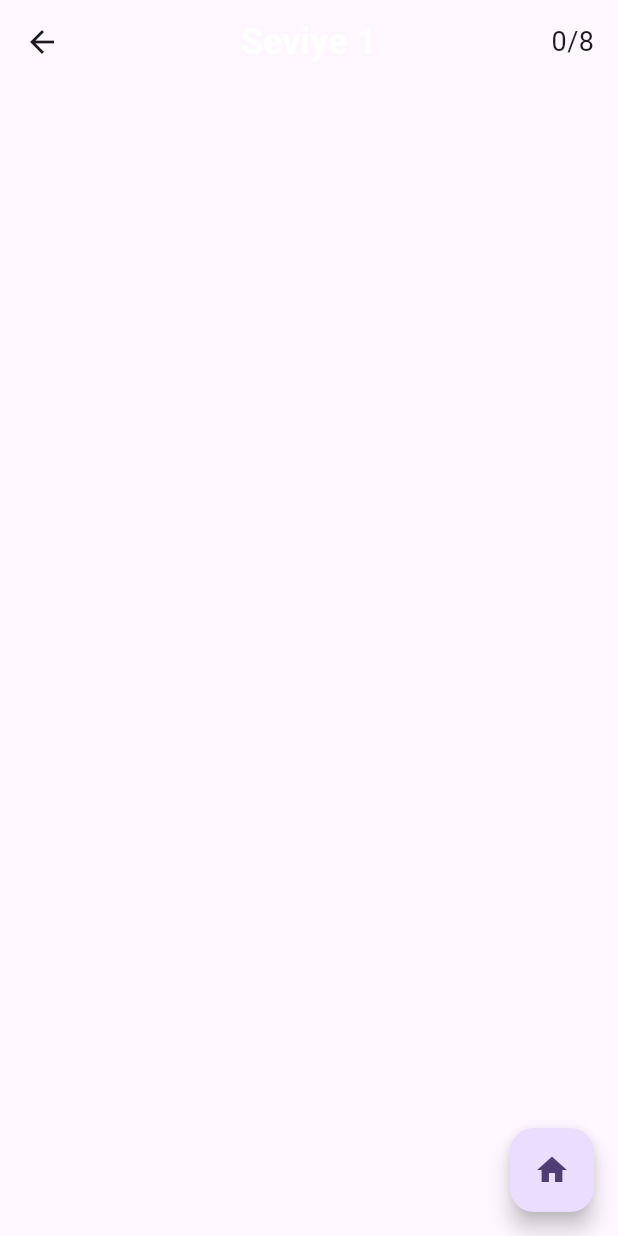
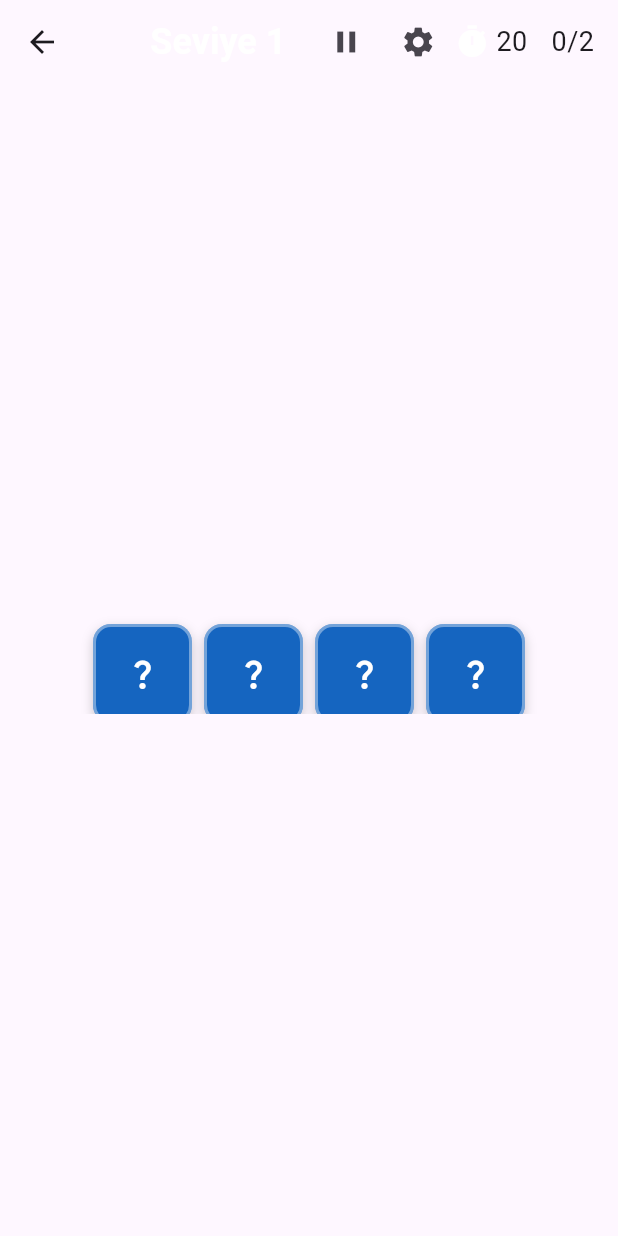
Before and after one commit to bayramasli/memory_game_flutter, a Flutter app: the screen it shows after launch, after a tap on "Yeni Oyun", on a phone screen of 412 x 824 dp. Run offline on Flutter 3.47's test engine with Material 3 defaults, Android fonts, the phone set to English and light mode, and no system bars; our stand-ins replace shared_preferences.

Commit message:
sureler butonlar oyun guncellendi

```diff
--- a/lib/controllers/game_controller.dart
+++ b/lib/controllers/game_controller.dart
@@ -1,14 +1,64 @@
 import 'package:flutter/material.dart';
 import 'package:memory_game_flutter/models/card_model.dart';
+import 'dart:async';
+import 'package:shared_preferences/shared_preferences.dart';
+import 'dart:convert';
+
+class ScoreEntry {
+  final int level;
+  final int time;
+  final DateTime date;
+  ScoreEntry({required this.level, required this.time, required this.date});
+
+  Map<String, dynamic> toJson() => {
+    'level': level,
+    'time': time,
+    'date': date.toIso8601String(),
+  };
+  factory ScoreEntry.fromJson(Map<String, dynamic> json) => ScoreEntry(
+    level: json['level'],
+    time: json['time'],
+    date: DateTime.parse(json['date']),
+  );
+}
 
 class GameController extends ChangeNotifier {
   List<CardModel> cards = [];
   int matchedPairs = 0;
   int level = 1;
-  int totalPairs = 8;
+  int totalPairs = 2; // Başlangıçta 2 çift (4 kart)
   bool isProcessing = false;
   CardModel? firstSelectedCard;
   CardModel? secondSelectedCard;
+  int timeLeft = 0;
+  int baseTime = 20; // Başlangıç süresi (saniye)
+  bool isTimerActive = false;
+  VoidCallback? onTimeUp;
+  Timer? _timer;
+
+  List<ScoreEntry> scoreBoard = [];
+
+  Future<void> loadScores() async {
+    final prefs = await SharedPreferences.getInstance();
+    final data = prefs.getString('scoreBoard');
+    if (data != null) {
+      final List<dynamic> jsonList = jsonDecode(data);
+      scoreBoard = jsonList.map((e) => ScoreEntry.fromJson(e)).toList();
+      notifyListeners();
+    }
+  }
+
+  Future<void> saveScores() async {
+    final prefs = await SharedPreferences.getInstance();
+    final data = jsonEncode(scoreBoard.map((e) => e.toJson()).toList());
+    await prefs.setString('scoreBoard', data);
+  }
+
+  void addScore(int level, int time) {
+    scoreBoard.add(ScoreEntry(level: level, time: time, date: DateTime.now()));
+    saveScores();
+    notifyListeners();
+  }
 
   static const List<String> emojis = [
     '🐶', '🐱', '🦊', '🐻', '🐼', '🐨', '🦁', '🐮',
@@ -17,13 +67,47 @@ class GameController extends ChangeNotifier {
     '🦒', '🐘', '🦘', '🐄', '🐖', '🐑', '🐇', '🦔'
   ];
 
-  void initializeGame() {
-    totalPairs = 8 + (level - 1) * 2;
+  void startLevelTimer({VoidCallback? onTimeUpCallback}) {
+    _timer?.cancel();
+    timeLeft = baseTime + (level - 1) * 5; // Her seviye +5 sn
+    isTimerActive = true;
+    onTimeUp = onTimeUpCallback;
+    notifyListeners();
+    _timer = Timer.periodic(const Duration(seconds: 1), (timer) {
+      if (!isTimerActive) return;
+      timeLeft--;
+      notifyListeners();
+      if (timeLeft <= 0) {
+        isTimerActive = false;
+        timer.cancel();
+        if (onTimeUp != null) onTimeUp!();
+      }
+    });
+  }
+
+  void pauseTimer() {
+    isTimerActive = false;
+    notifyListeners();
+  }
+
+  void resumeTimer() {
+    if (timeLeft > 0 && !isTimerActive) {
+      isTimerActive = true;
+      notifyListeners();
+    }
+  }
+
+  void stopTimer() {
+    isTimerActive = false;
+    _timer?.cancel();
+    notifyListeners();
+  }
+
+  void initializeGame({bool notify = true}) {
+    totalPairs = 2 + (level - 1); // 2 çift ile başla, her seviye +1 çift
     if (totalPairs > 16) totalPairs = 16;
-
     final usedEmojis = emojis.sublist(0, totalPairs);
     cards = [];
-
     for (int i = 0; i < totalPairs; i++) {
       cards.add(CardModel(
         value: i,
@@ -38,31 +122,28 @@ class GameController extends ChangeNotifier {
         isMatched: false,
       ));
     }
-
     cards.shuffle();
     matchedPairs = 0;
     isProcessing = false;
     firstSelectedCard = null;
     secondSelectedCard = null;
-    notifyListeners();
+    stopTimer();
+    timeLeft = baseTime + (level - 1) * 5;
+    if (notify) notifyListeners();
   }
 
   Future<void> handleCardTap(CardModel card) async {
     if (card.isFaceUp || card.isMatched || isProcessing) return;
-
     card.isFaceUp = true;
     notifyListeners();
-
     if (firstSelectedCard == null) {
       firstSelectedCard = card;
     } else {
       isProcessing = true;
       secondSelectedCard = card;
       notifyListeners();
-
       if (firstSelectedCard!.id == secondSelectedCard!.id) {
         await Future.delayed(const Duration(milliseconds: 500));
-
         firstSelectedCard!.isMatched = true;
         secondSelectedCard!.isMatched = true;
         matchedPairs++;
@@ -70,15 +151,15 @@ class GameController extends ChangeNotifier {
         secondSelectedCard = null;
         isProcessing = false;
         notifyListeners();
-
         if (matchedPairs == totalPairs) {
+          addScore(level, baseTime + (level - 1) * 5 - timeLeft);
           await Future.delayed(const Duration(milliseconds: 1000));
           level++;
-          initializeGame();
+          initializeGame(notify: false); // notify false, GameScreen kendisi rebuild edecek
+          notifyListeners();
         }
       } else {
         await Future.delayed(const Duration(milliseconds: 1000));
-
         firstSelectedCard!.isFaceUp = false;
         secondSelectedCard!.isFaceUp = false;
         firstSelectedCard = null;
--- a/lib/screens/game_screen.dart
+++ b/lib/screens/game_screen.dart
@@ -2,59 +2,219 @@ import 'package:flutter/material.dart';
 import 'package:provider/provider.dart';
 import 'package:memory_game_flutter/controllers/game_controller.dart';
 import 'package:memory_game_flutter/widgets/memory_card.dart';
+import 'package:memory_game_flutter/screens/home_screen.dart';
 
-class GameScreen extends StatelessWidget {
+class GameScreen extends StatefulWidget {
   const GameScreen({super.key});
+
+  @override
+  State<GameScreen> createState() => _GameScreenState();
+}
+
+class _GameScreenState extends State<GameScreen> {
+  int? _lastLevel;
+
+  @override
+  void initState() {
+    super.initState();
+    final gameController = Provider.of<GameController>(context, listen: false);
+    gameController.startLevelTimer(onTimeUpCallback: _onTimeUp);
+    _lastLevel = gameController.level;
+  }
+
+  @override
+  void didChangeDependencies() {
+    super.didChangeDependencies();
+    final gameController = Provider.of<GameController>(context, listen: false);
+    if (_lastLevel != null && gameController.level != _lastLevel) {
+      gameController.startLevelTimer(onTimeUpCallback: _onTimeUp);
+      _lastLevel = gameController.level;
+    }
+  }
+
+  @override
+  void didUpdateWidget(covariant GameScreen oldWidget) {
+    super.didUpdateWidget(oldWidget);
+    final gameController = Provider.of<GameController>(context, listen: false);
+    if (_lastLevel != null && gameController.level != _lastLevel) {
+      gameController.startLevelTimer(onTimeUpCallback: _onTimeUp);
+      _lastLevel = gameController.level;
+    }
+  }
+
+  void _onTimeUp() {
+    // Kaybettiniz ekranına yönlendir
+    if (mounted) {
+      Navigator.of(context).pushReplacement(
+        MaterialPageRoute(
+          builder: (context) => const _LoseScreen(),
+        ),
+      );
+    }
+  }
+
+  @override
+  void dispose() {
+    Provider.of<GameController>(context, listen: false).stopTimer();
+    super.dispose();
+  }
 
   @override
   Widget build(BuildContext context) {
     final gameController = Provider.of<GameController>(context);
+    final totalCards = gameController.cards.length;
+    final screenSize = MediaQuery.of(context).size;
+    final padding = 24.0; // toplam yatay padding
+    final spacing = 8.0;
 
-    return Scaffold(
+    // Sabit grid ve kart boyutu
+    const crossAxisCount = 4;
+    const cardSize = 72.0;
+    final rows = (totalCards / crossAxisCount).ceil();
+
+    return WillPopScope(
+      onWillPop: () async {
+        Navigator.of(context).pushAndRemoveUntil(
+          MaterialPageRoute(builder: (context) => const HomeScreen()),
+          (route) => false,
+        );
+        return false;
+      },
+      child: Scaffold(
         appBar: AppBar(
+          leading: IconButton(
+            icon: const Icon(Icons.arrow_back),
+            tooltip: 'Ana Menü',
+            onPressed: () {
+              Navigator.of(context).pushAndRemoveUntil(
+                MaterialPageRoute(builder: (context) => const HomeScreen()),
+                (route) => false,
+              );
+            },
+          ),
           title: Text('Seviye ${gameController.level}'),
           actions: [
+            IconButton(
+              icon: Icon(gameController.isTimerActive ? Icons.pause : Icons.play_arrow),
+              tooltip: gameController.isTimerActive ? 'Durdur' : 'Devam Ettir',
+              onPressed: () {
+                setState(() {
+                  if (gameController.isTimerActive) {
+                    gameController.pauseTimer();
+                  } else {
+                    gameController.resumeTimer();
+                  }
+                });
+              },
+            ),
+            IconButton(
+              icon: const Icon(Icons.settings),
+              tooltip: 'Ayarlar',
+              onPressed: () {
+                showDialog(
+                  context: context,
+                  builder: (context) => const _SettingsDialog(),
+                );
+              },
+            ),
             Padding(
               padding: const EdgeInsets.only(right: 16),
-            child: Center(
-              child: Text(
+              child: Row(
+                children: [
+                  Icon(Icons.timer, color: Colors.white),
+                  const SizedBox(width: 4),
+                  Text(
+                    '${gameController.timeLeft}',
+                    style: const TextStyle(fontSize: 18),
+                  ),
+                  const SizedBox(width: 16),
+                  Text(
                     '${gameController.matchedPairs}/${gameController.totalPairs}',
                     style: const TextStyle(fontSize: 18),
                   ),
+                ],
               ),
             ),
           ],
         ),
-      body: GridView.builder(
+        body: Center(
+          child: SizedBox(
+            width: crossAxisCount * cardSize + (crossAxisCount - 1) * spacing,
+            height: rows * cardSize + (rows - 1) * spacing,
+            child: GridView.builder(
+              physics: const NeverScrollableScrollPhysics(),
               padding: const EdgeInsets.all(12),
               gridDelegate: SliverGridDelegateWithFixedCrossAxisCount(
-          crossAxisCount: _calculateCrossAxisCount(context, gameController.totalPairs),
-          crossAxisSpacing: 8,
-          mainAxisSpacing: 8,
-          childAspectRatio: 0.8,
+                crossAxisCount: crossAxisCount,
+                crossAxisSpacing: spacing,
+                mainAxisSpacing: spacing,
+                childAspectRatio: 1,
               ),
-        itemCount: gameController.cards.length,
+              itemCount: totalCards,
               itemBuilder: (context, index) {
                 final card = gameController.cards[index];
                 return MemoryCard(
                   card: card,
                   onTap: () => gameController.handleCardTap(card),
-            isDisabled: gameController.isProcessing || card.isMatched,
+                  isDisabled: gameController.isProcessing || card.isMatched || !gameController.isTimerActive,
+                  size: cardSize,
                 );
               },
             ),
-      floatingActionButton: FloatingActionButton(
-        onPressed: () => Navigator.pop(context),
-        child: const Icon(Icons.home),
+          ),
+        ),
+        // floatingActionButton kaldırıldı
       ),
     );
   }
+}
 
-  int _calculateCrossAxisCount(BuildContext context, int totalPairs) {
-    final width = MediaQuery.of(context).size.width;
-    if (width > 600) return 6;
-    if (totalPairs <= 8) return 4;
-    if (totalPairs <= 12) return 5;
-    return 6;
+class _LoseScreen extends StatelessWidget {
+  const _LoseScreen();
+
+  @override
+  Widget build(BuildContext context) {
+    return Scaffold(
+      appBar: AppBar(title: const Text('Kaybettiniz')),
+      body: Center(
+        child: Column(
+          mainAxisAlignment: MainAxisAlignment.center,
+          children: [
+            const Icon(Icons.sentiment_dissatisfied, size: 80, color: Colors.red),
+            const SizedBox(height: 20),
+            const Text('Süre doldu!'),
+            const SizedBox(height: 20),
+            ElevatedButton(
+              onPressed: () {
+                print('Ana Menüye Dön butonuna basıldı (LoseScreen)');
+                Navigator.of(context).pushAndRemoveUntil(
+                  MaterialPageRoute(builder: (context) => const HomeScreen()),
+                  (route) => false,
+                );
+              },
+              child: const Text('Ana Menüye Dön'),
+            ),
+          ],
+        ),
+      ),
+    );
   }
 }
+
+class _SettingsDialog extends StatelessWidget {
+  const _SettingsDialog();
+
+  @override
+  Widget build(BuildContext context) {
+    return AlertDialog(
+      title: const Text('Ayarlar'),
+      content: const Text('Buraya oyun ayarları eklenebilir.'),
+      actions: [
+        TextButton(
+          onPressed: () => Navigator.pop(context),
+          child: const Text('Kapat'),
+        ),
+      ],
+    );
+  }
+}
--- a/lib/screens/home_screen.dart
+++ b/lib/screens/home_screen.dart
@@ -1,6 +1,8 @@
 import 'package:flutter/material.dart';
 import 'package:memory_game_flutter/screens/game_screen.dart';
 import 'package:memory_game_flutter/screens/score_board_screen.dart';
+import 'package:memory_game_flutter/controllers/game_controller.dart';
+import 'package:provider/provider.dart';
 
 class HomeScreen extends StatelessWidget {
   const HomeScreen({super.key});
@@ -50,10 +52,14 @@ class HomeScreen extends StatelessWidget {
                 context,
                 'Yeni Oyun',
                 Icons.play_arrow,
-                () => Navigator.push(
-                  context,
-                  MaterialPageRoute(builder: (context) => const GameScreen()),
-                ),
+                () {
+                  final gameController = Provider.of<GameController>(context, listen: false);
+                  gameController.resetGame();
+                  Navigator.pushReplacement(
+                    context,
+                    MaterialPageRoute(builder: (context) => const GameScreen()),
+                  );
+                },
               ),
               const SizedBox(height: 20),
               _buildMenuButton(
```
Also changed, not shown: lib/screens/score_board_screen.dart (+28 -21 lines), pubspec.lock. Lines whose indentation alone changed are shown as unchanged.
